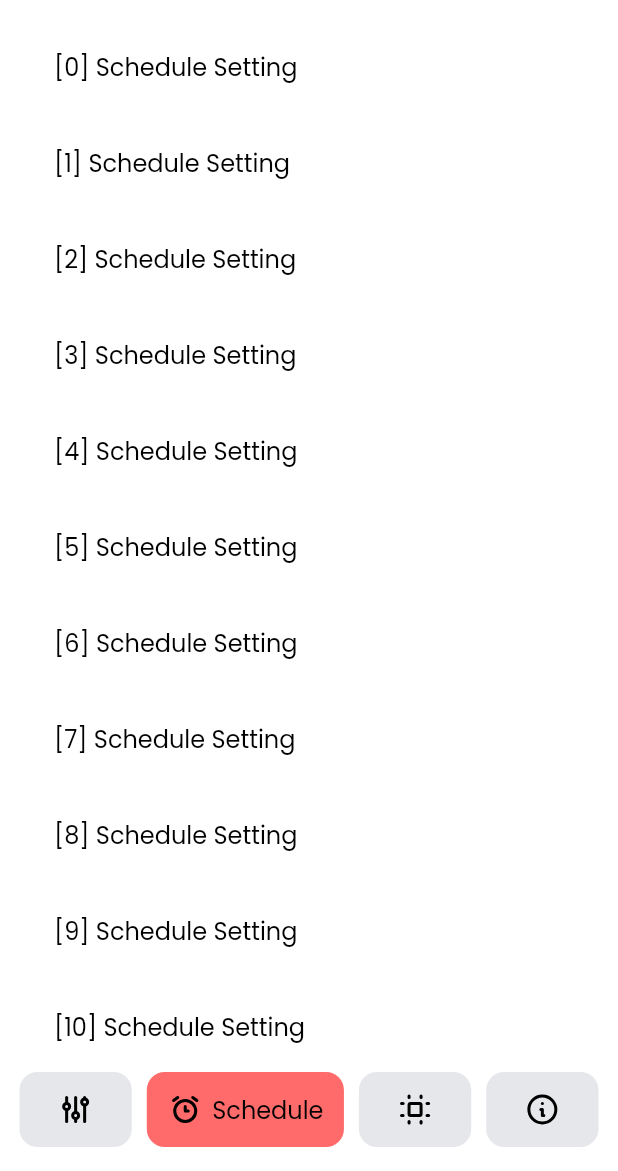
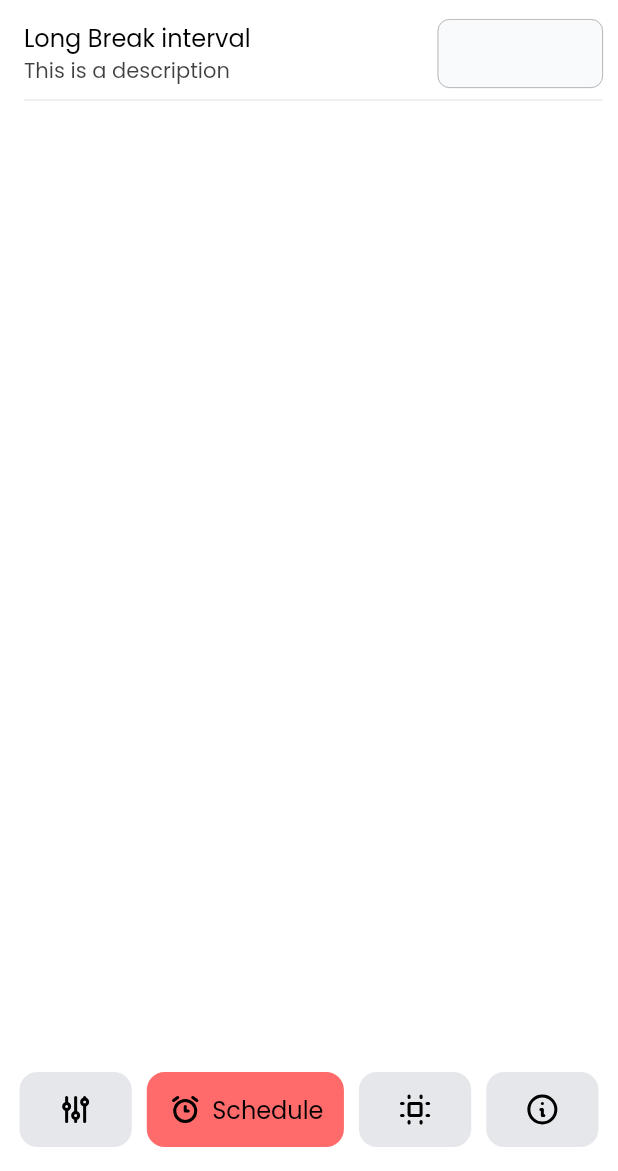
Before and after one commit to grollcake/pomodoro_timer_clone, a Flutter app: the SettingsScreen screen opened directly, item 2 of the bottom bar chosen, on a phone screen of 412 x 824 dp, the part 65-1236 px from its top. Run offline on Flutter 3.47's test engine with Material 2 defaults, Android fonts, the phone set to English and light mode, and no system bars; our stand-ins replace animate_do, flutter_svg, google_fonts, lottie; missing offline and left inert: pausable_timer.

Commit message:
설정메뉴 추가 중

```diff
--- a/lib/constants/style.dart
+++ b/lib/constants/style.dart
@@ -12,3 +12,34 @@ final descTextStyle =
     GoogleFonts.poppins(fontSize: 14, fontWeight: FontWeight.w400, color: Colors.black.withOpacity(.75));
 final menuInactiveColor = Color(0xFFE5E7EB);
 final primaryColor = Color(0xFFFF6B6B);
+final settingsBg1 = Color(0xFFF9FAFB);
+
+final themeData = ThemeData(
+  inputDecorationTheme: InputDecorationTheme(
+    isDense: true,
+    contentPadding: EdgeInsets.symmetric(vertical: 12.0, horizontal: 12),
+    fillColor: settingsBg1,
+    filled: true,
+    border: OutlineInputBorder(
+      borderSide: BorderSide(
+        width: 0.5,
+        color: Colors.grey,
+      ),
+      borderRadius: BorderRadius.circular(8.0),
+    ),
+    enabledBorder: OutlineInputBorder(
+      borderSide: BorderSide(
+        width: 0.5,
+        color: Colors.grey,
+      ),
+      borderRadius: BorderRadius.circular(8.0),
+    ),
+    focusedBorder: OutlineInputBorder(
+      borderSide: BorderSide(
+        width: 0.5,
+        color: Colors.grey,
+      ),
+      borderRadius: BorderRadius.circular(8.0),
+    ),
+  ),
+);
--- a/lib/pomodoro_app.dart
+++ b/lib/pomodoro_app.dart
@@ -1,4 +1,5 @@
 import 'package:flutter/material.dart';
+import 'package:pomodoro_timer_clone/constants/style.dart';
 import 'package:pomodoro_timer_clone/controller/timer_controller.dart';
 import 'package:pomodoro_timer_clone/screens/timer_screen/timer_screen.dart';
 import 'package:provider/provider.dart';
@@ -11,6 +12,7 @@ class PomodoroApp extends StatelessWidget {
     return MaterialApp(
       title: 'PomodoroTimer',
       debugShowCheckedModeBanner: false,
+      theme: themeData,
       home: ChangeNotifierProvider<TimerController>(
         create: (_) => TimerController(),
         child: TimerScreen(),
--- a/lib/screens/settings_screen/components/checkbox_item.dart
+++ b/lib/screens/settings_screen/components/checkbox_item.dart
@@ -27,6 +27,17 @@ class CheckBoxItem extends StatelessWidget {
               ],
             ),
           ),
+          Stack(
+            alignment: Alignment.center,
+            children: [
+              Container(
+                width: 20,
+                height: 20,
+                decoration: BoxDecoration(
+                  color: settingsBg1,
+                  borderRadius: BorderRadius.circular(4.0),
+                ),
+              ),
               Transform.scale(
                 scale: 1.3,
                 child: Checkbox(
@@ -45,6 +56,8 @@ class CheckBoxItem extends StatelessWidget {
               ),
             ],
           ),
+        ],
+      ),
     );
   }
 }
--- /dev/null
+++ b/lib/screens/settings_screen/components/inputbox_item.dart
@@ -0,0 +1,38 @@
+import 'package:flutter/material.dart';
+import 'package:pomodoro_timer_clone/constants/style.dart';
+
+class InputBoxItem extends StatefulWidget {
+  const InputBoxItem({Key? key}) : super(key: key);
+
+  @override
+  State<InputBoxItem> createState() => _InputBoxItemState();
+}
+
+class _InputBoxItemState extends State<InputBoxItem> {
+  @override
+  Widget build(BuildContext context) {
+    return Row(
+      mainAxisAlignment: MainAxisAlignment.spaceBetween,
+      children: [
+        Flexible(
+          flex: 5,
+          child: Column(
+            crossAxisAlignment: CrossAxisAlignment.start,
+            children: [
+              Text('Long Break interval', style: menuTextStyle),
+              Text('This is a description', style: descTextStyle),
+            ],
+          ),
+        ),
+        Flexible(
+          flex: 2,
+          child: TextField(
+            textAlign: TextAlign.right,
+            keyboardType: TextInputType.number,
+            style: menuTextStyle,
+          ),
+        ),
+      ],
+    );
+  }
+}
--- a/lib/screens/settings_screen/settings_schedule_page.dart
+++ b/lib/screens/settings_screen/settings_schedule_page.dart
@@ -1,5 +1,5 @@
 import 'package:flutter/material.dart';
-import 'package:pomodoro_timer_clone/constants/style.dart';
+import 'package:pomodoro_timer_clone/screens/settings_screen/components/inputbox_item.dart';
 
 class SettingsSchedulePage extends StatefulWidget {
   const SettingsSchedulePage({Key? key}) : super(key: key);
@@ -11,14 +11,11 @@ class SettingsSchedulePage extends StatefulWidget {
 class _SettingsSchedulePageState extends State<SettingsSchedulePage> {
   @override
   Widget build(BuildContext context) {
-    return Container(
-      child: ListView.builder(
-        itemCount: 20,
-        itemBuilder: (_, index) => Container(
-          padding: EdgeInsets.all(20),
-          child: Text('[$index] Schedule Setting', style: menuTextStyle),
-        ),
-      ),
+    return Column(
+      children: [
+        InputBoxItem(),
+        Divider(),
+      ],
     );
   }
 }
```
Lines whose indentation alone changed are shown as unchanged.
